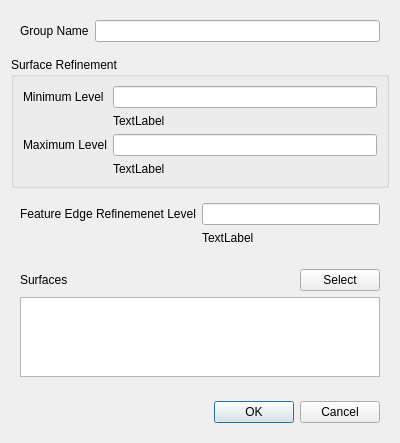
Qt form baramMesh/view/castellation/surface_refinement_dialog.ui (nextfoam/baram) before a commit.
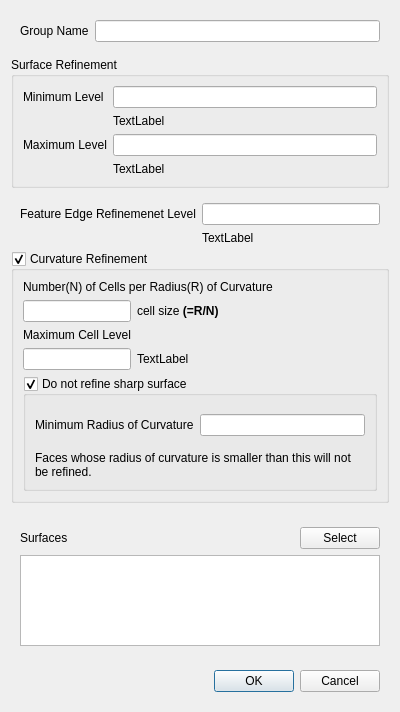
The same form after that commit.

Commit message: Issue#600 Surface refinement에 curvature refinement 옵션 추가

The edit to the form file:
```diff
--- a/baramMesh/view/castellation/surface_refinement_dialog.ui
+++ b/baramMesh/view/castellation/surface_refinement_dialog.ui
@@ -7,7 +7,7 @@
     <x>0</x>
     <y>0</y>
     <width>400</width>
-    <height>443</height>
+    <height>712</height>
    </rect>
   </property>
   <property name="windowTitle">
@@ -111,6 +111,121 @@
         </layout>
        </widget>
       </item>
+      <item>
+       <widget class="QGroupBox" name="curvatureRefinement">
+        <property name="title">
+         <string>Curvature Refinement</string>
+        </property>
+        <property name="checkable">
+         <bool>true</bool>
+        </property>
+        <property name="checked">
+         <bool>true</bool>
+        </property>
+        <layout class="QVBoxLayout" name="verticalLayout_4">
+         <item>
+          <widget class="QLabel" name="label_6">
+           <property name="text">
+            <string>Number(N) of Cells per Radius(R) of Curvature</string>
+           </property>
+          </widget>
+         </item>
+         <item>
+          <layout class="QHBoxLayout" name="horizontalLayout_3">
+           <item>
+            <widget class="QLineEdit" name="curvatureNumberOfCells">
+             <property name="sizePolicy">
+              <sizepolicy hsizetype="Fixed" vsizetype="Fixed">
+               <horstretch>0</horstretch>
+               <verstretch>0</verstretch>
+              </sizepolicy>
+             </property>
+            </widget>
+           </item>
+           <item>
+            <widget class="QLabel" name="label_11">
+             <property name="text">
+              <string>cell size &lt;b&gt;(=R/N)&lt;/b&gt;</string>
+             </property>
+            </widget>
+           </item>
+          </layout>
+         </item>
+         <item>
+          <widget class="QLabel" name="label_7">
+           <property name="text">
+            <string>Maximum Cell Level</string>
+           </property>
+          </widget>
+         </item>
+         <item>
+          <layout class="QHBoxLayout" name="horizontalLayout_4">
+           <item>
+            <widget class="QLineEdit" name="curvatureMaximumCellLevel">
+             <property name="sizePolicy">
+              <sizepolicy hsizetype="Fixed" vsizetype="Fixed">
+               <horstretch>0</horstretch>
+               <verstretch>0</verstretch>
+              </sizepolicy>
+             </property>
+            </widget>
+           </item>
+           <item>
+            <widget class="QLabel" name="curvatureCellSize">
+             <property name="text">
+              <string>TextLabel</string>
+             </property>
+            </widget>
+           </item>
+          </layout>
+         </item>
+         <item>
+          <widget class="QGroupBox" name="excludeSharpSurface">
+           <property name="title">
+            <string>Do not refine sharp surface</string>
+           </property>
+           <property name="checkable">
+            <bool>true</bool>
+           </property>
+           <layout class="QVBoxLayout" name="verticalLayout_5">
+            <item>
+             <widget class="QWidget" name="widget_6" native="true">
+              <layout class="QFormLayout" name="formLayout_5">
+               <property name="leftMargin">
+                <number>0</number>
+               </property>
+               <property name="rightMargin">
+                <number>0</number>
+               </property>
+               <item row="1" column="0">
+                <widget class="QLabel" name="label_9">
+                 <property name="text">
+                  <string>Minimum Radius of Curvature</string>
+                 </property>
+                </widget>
+               </item>
+               <item row="1" column="1">
+                <widget class="QLineEdit" name="curvatureMinimumRadius"/>
+               </item>
+              </layout>
+             </widget>
+            </item>
+            <item>
+             <widget class="QLabel" name="label_10">
+              <property name="text">
+               <string>Faces whose radius of curvature is smaller than this will not be refined.</string>
+              </property>
+              <property name="wordWrap">
+               <bool>true</bool>
+              </property>
+             </widget>
+            </item>
+           </layout>
+          </widget>
+         </item>
+        </layout>
+       </widget>
+      </item>
      </layout>
     </widget>
    </item>
```
The commit also changes 9 other files.
